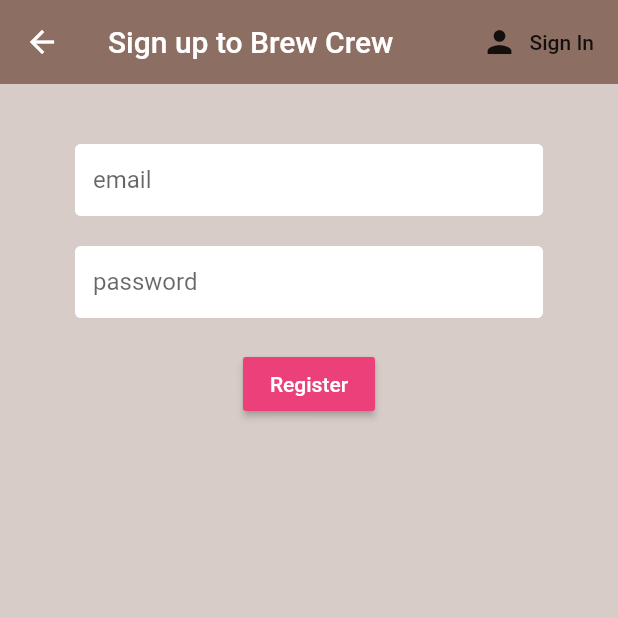
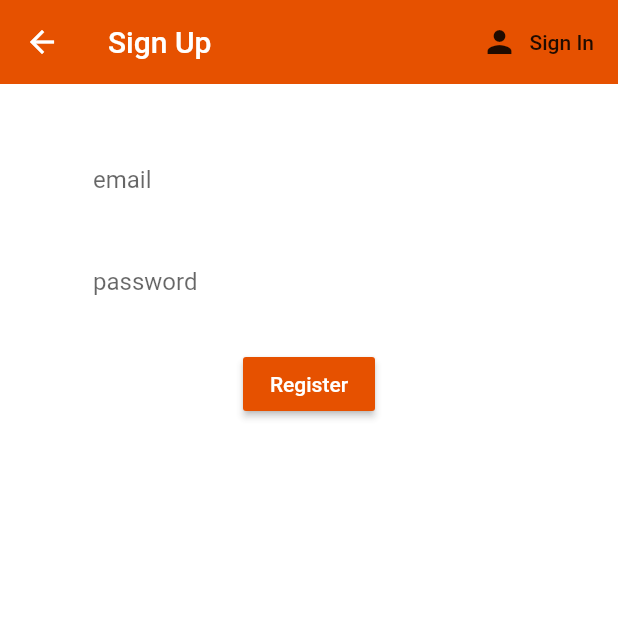
Before and after one commit to adarshrai100/Flutter_Firebase_Auth, a Flutter app: the Register screen opened directly, on a phone screen of 412 x 824 dp, the top half of it. Run offline on Flutter 3.47's test engine with Material 2 defaults, Android fonts, the phone set to English and light mode, and no system bars; our stand-ins replace firebase_auth, firebase_core, flutter_spinkit, simple_animations; accounts and stored records are empty.

Commit message:
Update register.dart

```diff
--- a/flutter_firebase_auth/lib/screens/authenticate/register.dart
+++ b/flutter_firebase_auth/lib/screens/authenticate/register.dart
@@ -27,11 +27,11 @@ class _RegisterState extends State<Register> {
   @override
   Widget build(BuildContext context) {
     return loading ? Loading() : Scaffold(
-      backgroundColor: Colors.brown[100],
+      backgroundColor: Colors.white70,
       appBar: AppBar(
-        backgroundColor: Colors.brown[400],
+        backgroundColor: Colors.orange[900],
         elevation: 0.0,
-        title: Text('Sign up to Brew Crew'),
+        title: Text('Sign Up'),
         actions: <Widget>[
           FlatButton.icon(
             icon: Icon(Icons.person),
@@ -65,7 +65,7 @@ class _RegisterState extends State<Register> {
               ),
               SizedBox(height: 20.0),
               RaisedButton(
-                  color: Colors.pink[400],
+                  color: Colors.orange[900],
                   child: Text(
                     'Register',
                     style: TextStyle(color: Colors.white),
```
